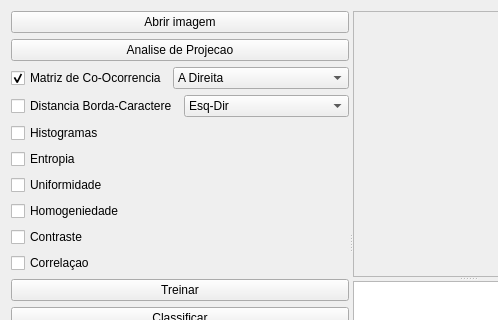
The window that ocrwindow.ui (helderc/hIP) describes before a commit, drawn with Qt 5; both pictures show x 0 to 498 and y 0 to 320 of the 594 by 484 pixel window.
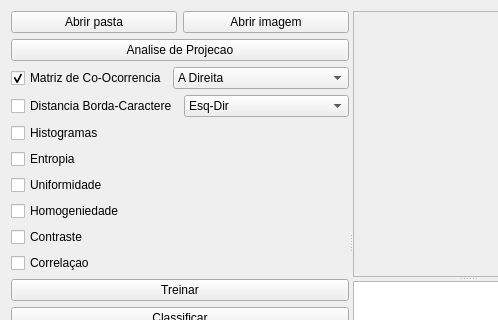
The same window after the commit. Icons and pictures are not drawn.

Commit message: Adicionado a funcao de iterar na pasta, ainda com BUG

```diff
--- a/ocrwindow.ui
+++ b/ocrwindow.ui
@@ -22,6 +22,15 @@
      <widget class="QWidget" name="layoutWidget">
       <layout class="QVBoxLayout" name="verticalLayout_4">
        <item>
+        <layout class="QHBoxLayout" name="horizontalLayout_3">
+         <item>
+          <widget class="QPushButton" name="btnOCRAbrirPasta">
+           <property name="text">
+            <string>Abrir pasta</string>
+           </property>
+          </widget>
+         </item>
+         <item>
         <widget class="QPushButton" name="btnOCRAbrirImg">
          <property name="text">
           <string>Abrir imagem</string>
@@ -32,6 +41,8 @@
          </property>
         </widget>
        </item>
+        </layout>
+       </item>
        <item>
         <widget class="QPushButton" name="btnAnaliseProjecao">
          <property name="text">
```
Left out of the diff: 4 changed lines with no effect on the pictures. Lines whose indentation alone changed are shown as unchanged. The commit also changes 2 other files.
